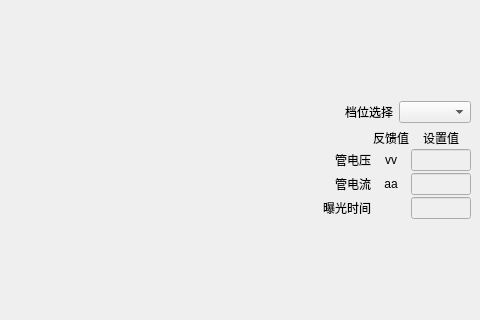
Old version of the form tarsier/mainwindow.ui in the repository curious-heart/exposure; both pictures show x 426 to 906 and y 138 to 458 of the 906 by 600 pixel window.
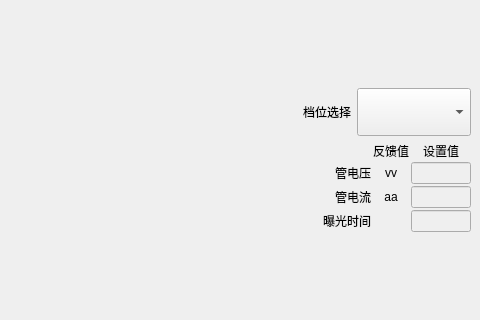
New version of the form. Custom widgets are drawn as their Qt base class.

The edit to the form file:
```diff
--- a/tarsier/mainwindow.ui
+++ b/tarsier/mainwindow.ui
@@ -252,12 +252,23 @@
           </item>
           <item>
            <widget class="QComboBox" name="exposureSelCombox">
+            <property name="minimumSize">
+             <size>
+              <width>0</width>
+              <height>48</height>
+             </size>
+            </property>
             <property name="maximumSize">
              <size>
-              <width>90</width>
+              <width>16777215</width>
               <height>16777215</height>
              </size>
             </property>
+            <property name="font">
+             <font>
+              <pointsize>17</pointsize>
+             </font>
+            </property>
            </widget>
           </item>
          </layout>
```
